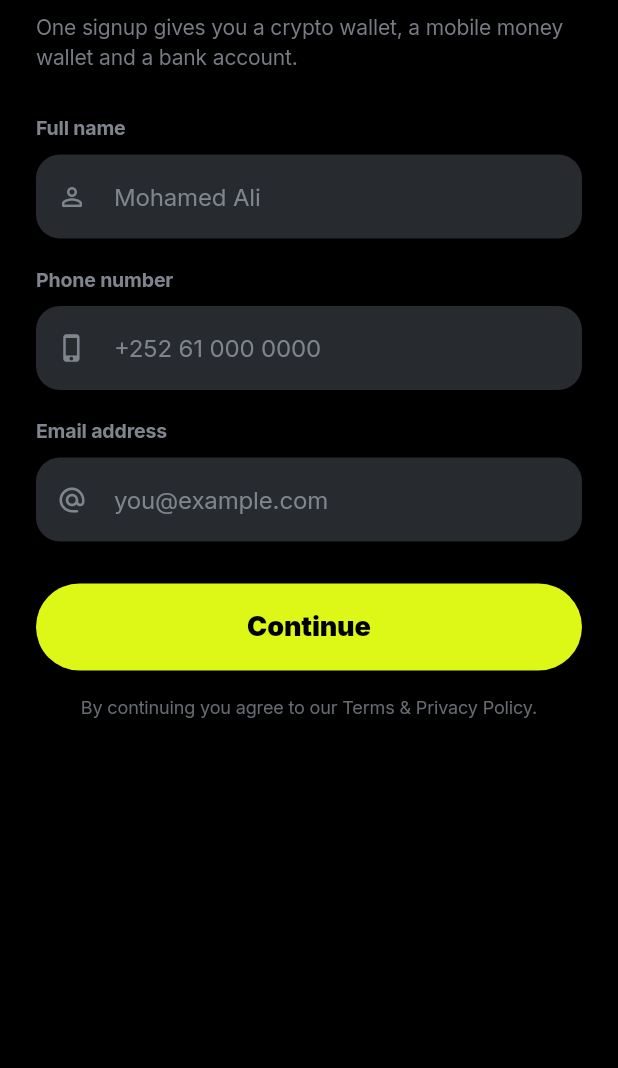
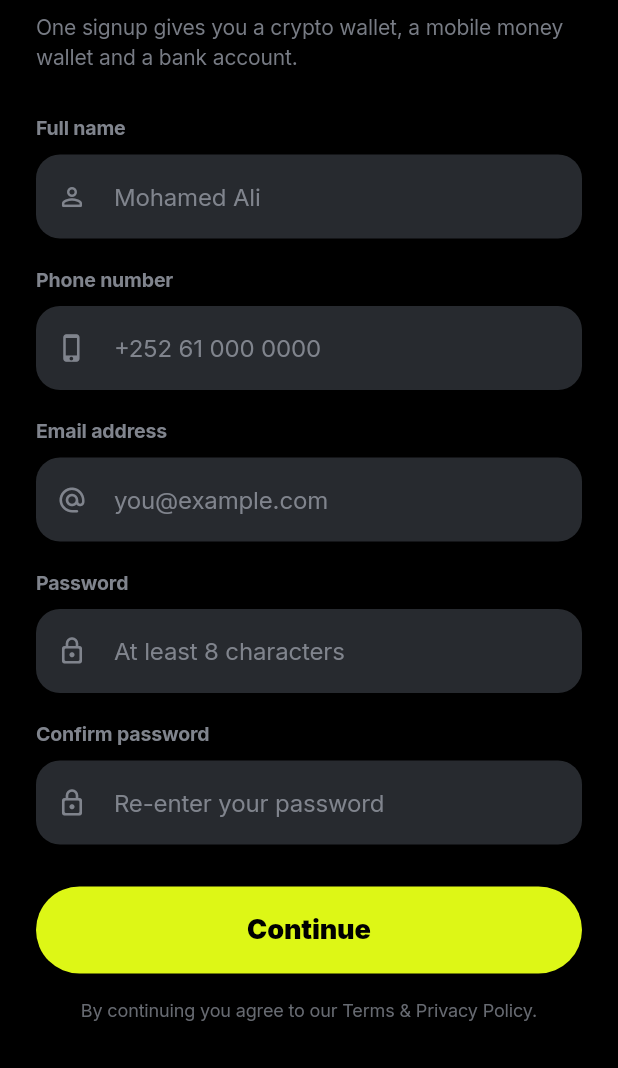
Before and after one commit to spireteam98-beep/Rpay, a Flutter app: the SignupScreen screen opened directly, on a phone screen of 412 x 824 dp, the part 168-1236 px from its top. Run offline on Flutter 3.47's test engine with Material 3 defaults, Android fonts, the phone set to English and light mode, and no system bars; our stand-ins replace cached_network_image, fl_chart, google_fonts, image_picker, qr_flutter, shared_preferences and 1 more; missing offline and left inert: dart:js_interop, dart:ui_web, flutter_stripe, flutter_stripe_web, stripe_js; accounts and stored records are empty; network calls fail.

Commit message:
Add password signup/login alongside OTP (Apple App Review requirement)
App Review rejected the app for offering only OTP-based sign-in/signup
with no traditional password option. Password is now the primary
credential:

- POST /auth/signup requires a password (min 8 chars), hashed and
  stored on the account. Email OTP still fires right after signup to
  verify the address, and email-code sign-in remains available as an
  alternative on the login screen for anyone who prefers it (and for
  any pre-password account, which has no password_hash).
- POST /auth/login (already existed for legacy password accounts, was
  previously unreachable since nothing set password_hash) is now the
  primary sign-in path once every new signup sets one.
- Signup screen adds password + confirm-password fields (8-char
  minimum, must match) and sends the password to the backend.
- Login screen adds a password field with "Log in" as the primary
  action, plus a "Log in with a one-time code instead" link that
  reuses the existing OTP flow unchanged.

Co-Authored-By: Claude Sonnet 5 <noreply@anthropic.com>

```diff
--- a/lib/screens/auth/signup_screen.dart
+++ b/lib/screens/auth/signup_screen.dart
@@ -8,8 +8,9 @@ import '../../widgets/kash_widgets.dart';
 import 'email_verify_screen.dart';
 
 /// Step 2: create the account (phone-first, Somalia default).
-/// Sign-in is email + a one-time code, so signup never asks for a password —
-/// the email address collected here is confirmed next via [EmailVerifyScreen].
+/// Password is the primary sign-in credential; the email address collected
+/// here is confirmed next via [EmailVerifyScreen], and email-code sign-in
+/// remains available as an alternative on the login screen.
 class SignupScreen extends StatefulWidget {
   const SignupScreen({super.key});
 
@@ -21,12 +22,17 @@ class _SignupScreenState extends State<SignupScreen> {
   final TextEditingController _nameController = TextEditingController();
   final TextEditingController _emailController = TextEditingController();
   final TextEditingController _phoneController = TextEditingController();
+  final TextEditingController _passwordController = TextEditingController();
+  final TextEditingController _confirmPasswordController =
+      TextEditingController();
 
   @override
   void dispose() {
     _nameController.dispose();
     _emailController.dispose();
     _phoneController.dispose();
+    _passwordController.dispose();
+    _confirmPasswordController.dispose();
     super.dispose();
   }
 
@@ -40,6 +46,8 @@ class _SignupScreenState extends State<SignupScreen> {
     final fullName = _nameController.text.trim();
     final email = _emailController.text.trim().toLowerCase();
     final phone = _phoneController.text.trim();
+    final password = _passwordController.text;
+    final confirmPassword = _confirmPasswordController.text;
 
     if (fullName.isEmpty || email.isEmpty || phone.isEmpty) {
       _showMessage('Fill in name, email and phone number.');
@@ -51,6 +59,16 @@ class _SignupScreenState extends State<SignupScreen> {
       return;
     }
 
+    if (password.length < 8) {
+      _showMessage('Password must be at least 8 characters.');
+      return;
+    }
+
+    if (password != confirmPassword) {
+      _showMessage('Passwords do not match.');
+      return;
+    }
+
     // Register on the real backend — this provisions the user's
     // on-chain custody wallet at signup and sends the email code.
     String? ethAddress;
@@ -59,6 +77,7 @@ class _SignupScreenState extends State<SignupScreen> {
         fullName: fullName,
         email: email,
         phone: phone,
+        password: password,
       );
     } on ApiException catch (err) {
       _showMessage(err.message);
@@ -135,6 +154,22 @@ class _SignupScreenState extends State<SignupScreen> {
                 keyboardType: TextInputType.emailAddress,
                 controller: _emailController,
               ),
+              const SizedBox(height: 18),
+              BybitTextField(
+                label: 'Password',
+                hint: 'At least 8 characters',
+                icon: Icons.lock_outline_rounded,
+                obscure: true,
+                controller: _passwordController,
+              ),
+              const SizedBox(height: 18),
+              BybitTextField(
+                label: 'Confirm password',
+                hint: 'Re-enter your password',
+                icon: Icons.lock_outline_rounded,
+                obscure: true,
+                controller: _confirmPasswordController,
+              ),
               const SizedBox(height: 28),
               BybitPrimaryButton(label: 'Continue', onTap: _handleContinue),
               const SizedBox(height: 16),
```
Also changed, not shown: lib/screens/auth/login_screen.dart (+68 -7 lines), lib/services/api_service.dart (+33 -1 lines), 1 other file.
